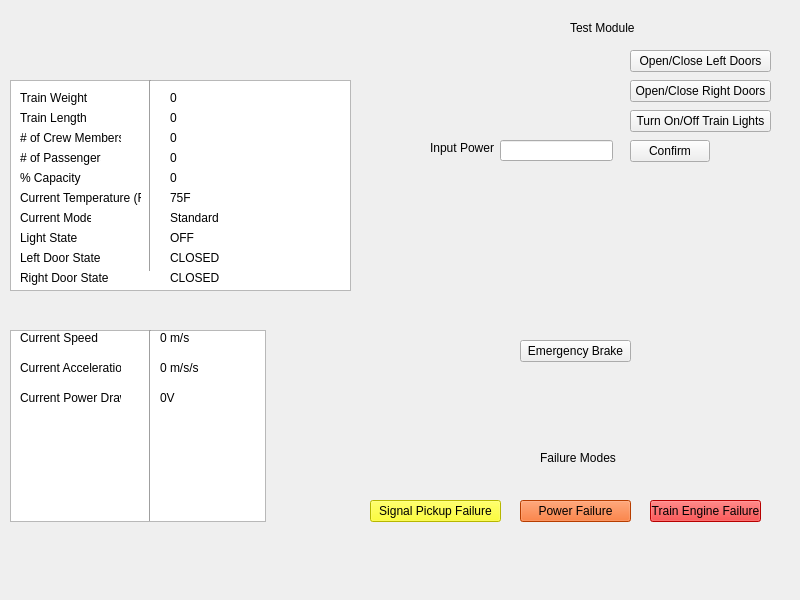
Before: the Qt Designer form TrainModelProject/trainmodelui.ui in joeschurer/ECE1140, drawn with Qt 5.
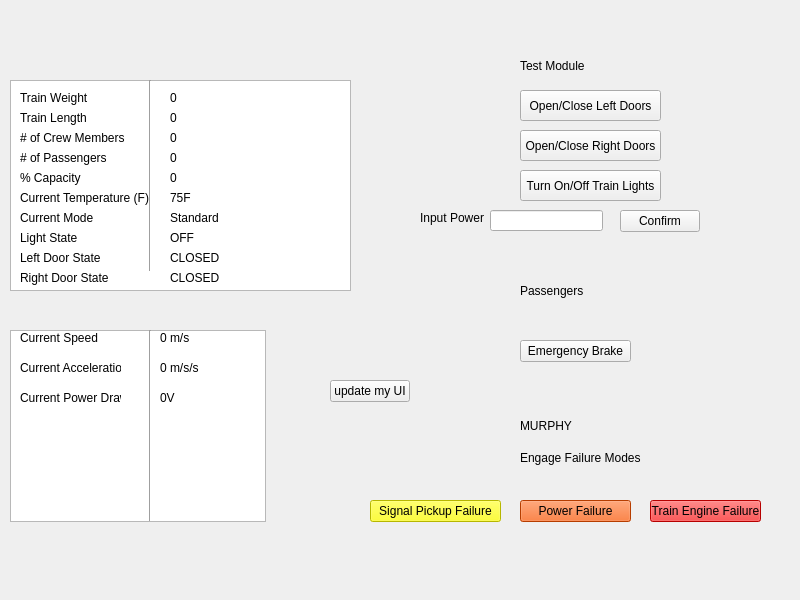
After: the same form once the commit is applied.

```diff
--- a/TrainModelProject/trainmodelui.ui
+++ b/TrainModelProject/trainmodelui.ui
@@ -54,7 +54,7 @@
     <rect>
      <x>20</x>
      <y>150</y>
-     <width>81</width>
+     <width>91</width>
      <height>16</height>
     </rect>
    </property>
@@ -80,7 +80,7 @@
     <rect>
      <x>20</x>
      <y>190</y>
-     <width>121</width>
+     <width>131</width>
      <height>16</height>
     </rect>
    </property>
@@ -93,7 +93,7 @@
     <rect>
      <x>20</x>
      <y>210</y>
-     <width>71</width>
+     <width>81</width>
      <height>16</height>
     </rect>
    </property>
@@ -296,10 +296,10 @@
   <widget class="QPushButton" name="toggleLights">
    <property name="geometry">
     <rect>
-     <x>630</x>
-     <y>110</y>
+     <x>520</x>
+     <y>170</y>
      <width>141</width>
-     <height>22</height>
+     <height>31</height>
     </rect>
    </property>
    <property name="text">
@@ -309,8 +309,8 @@
   <widget class="QPushButton" name="inputPowerConfirm">
    <property name="geometry">
     <rect>
-     <x>630</x>
-     <y>140</y>
+     <x>620</x>
+     <y>210</y>
      <width>80</width>
      <height>22</height>
     </rect>
@@ -322,10 +322,10 @@
   <widget class="QPushButton" name="toggleDoorLeft">
    <property name="geometry">
     <rect>
-     <x>630</x>
-     <y>50</y>
+     <x>520</x>
+     <y>90</y>
      <width>141</width>
-     <height>22</height>
+     <height>31</height>
     </rect>
    </property>
    <property name="text">
@@ -335,8 +335,8 @@
   <widget class="QLineEdit" name="inputPowerResult">
    <property name="geometry">
     <rect>
-     <x>500</x>
-     <y>140</y>
+     <x>490</x>
+     <y>210</y>
      <width>113</width>
      <height>21</height>
     </rect>
@@ -345,8 +345,8 @@
   <widget class="QLabel" name="currentVelocityLabel">
    <property name="geometry">
     <rect>
-     <x>430</x>
-     <y>140</y>
+     <x>420</x>
+     <y>210</y>
      <width>81</width>
      <height>16</height>
     </rect>
@@ -358,12 +358,15 @@
   <widget class="QLabel" name="label">
    <property name="geometry">
     <rect>
-     <x>570</x>
-     <y>20</y>
-     <width>71</width>
-     <height>16</height>
+     <x>520</x>
+     <y>50</y>
+     <width>141</width>
+     <height>31</height>
     </rect>
    </property>
+   <property name="styleSheet">
+    <string notr="true">font: 18pt &quot;Nirmala UI&quot;;</string>
+   </property>
    <property name="text">
     <string>Test Module</string>
    </property>
@@ -425,7 +428,7 @@
     <rect>
      <x>20</x>
      <y>130</y>
-     <width>101</width>
+     <width>111</width>
      <height>16</height>
     </rect>
    </property>
@@ -510,14 +513,14 @@
   <widget class="QLabel" name="label_2">
    <property name="geometry">
     <rect>
-     <x>540</x>
+     <x>520</x>
      <y>450</y>
-     <width>81</width>
+     <width>141</width>
      <height>16</height>
     </rect>
    </property>
    <property name="text">
-    <string>Failure Modes</string>
+    <string>Engage Failure Modes</string>
    </property>
   </widget>
   <widget class="QLabel" name="rightDoorStateLabel">
@@ -549,16 +552,61 @@
   <widget class="QPushButton" name="toggleDoorRight">
    <property name="geometry">
     <rect>
-     <x>630</x>
-     <y>80</y>
+     <x>520</x>
+     <y>130</y>
      <width>141</width>
-     <height>22</height>
+     <height>31</height>
     </rect>
    </property>
    <property name="text">
     <string>Open/Close Right Doors</string>
    </property>
   </widget>
+  <widget class="QLabel" name="murphy_label">
+   <property name="geometry">
+    <rect>
+     <x>520</x>
+     <y>410</y>
+     <width>131</width>
+     <height>31</height>
+    </rect>
+   </property>
+   <property name="styleSheet">
+    <string notr="true">font: 18pt &quot;Kristen ITC&quot;;</string>
+   </property>
+   <property name="text">
+    <string>MURPHY</string>
+   </property>
+  </widget>
+  <widget class="QLabel" name="passenger_label">
+   <property name="geometry">
+    <rect>
+     <x>520</x>
+     <y>270</y>
+     <width>141</width>
+     <height>41</height>
+    </rect>
+   </property>
+   <property name="styleSheet">
+    <string notr="true">font: 18pt &quot;MS Gothic&quot;;</string>
+   </property>
+   <property name="text">
+    <string>Passengers</string>
+   </property>
+  </widget>
+  <widget class="QPushButton" name="pushButton">
+   <property name="geometry">
+    <rect>
+     <x>330</x>
+     <y>380</y>
+     <width>80</width>
+     <height>22</height>
+    </rect>
+   </property>
+   <property name="text">
+    <string>update my UI</string>
+   </property>
+  </widget>
   <action name="actiontrainWeight">
    <property name="text">
     <string>trainWeight</string>
```
Left out of the diff: 7 changed lines with no effect on the pictures.
